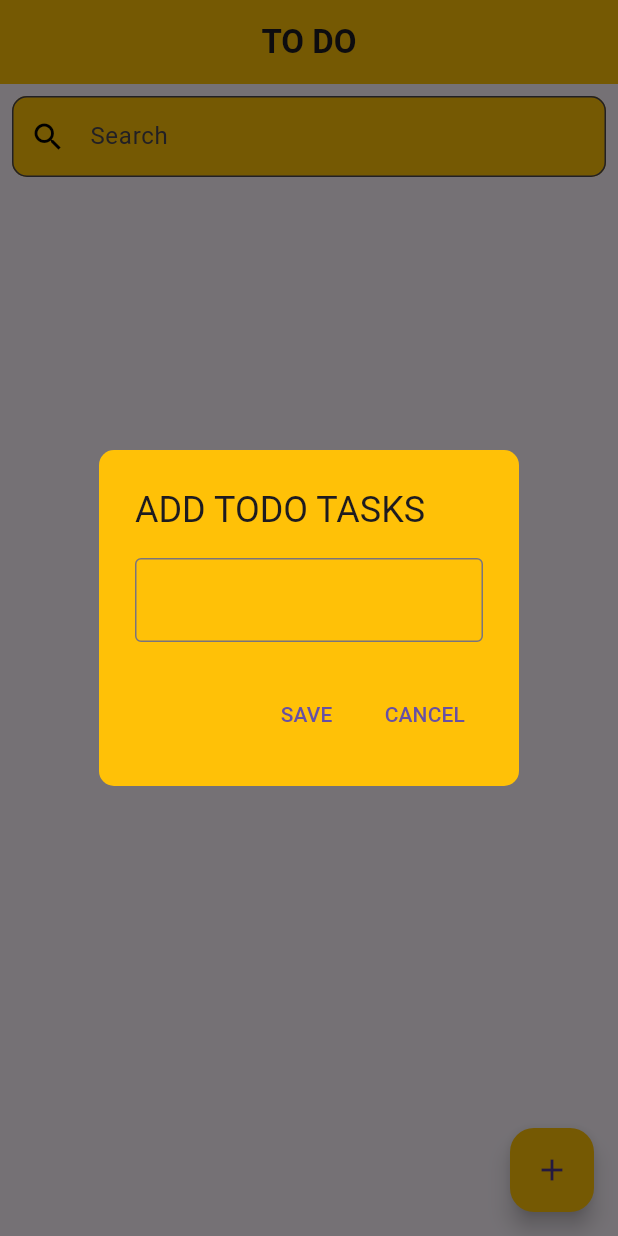
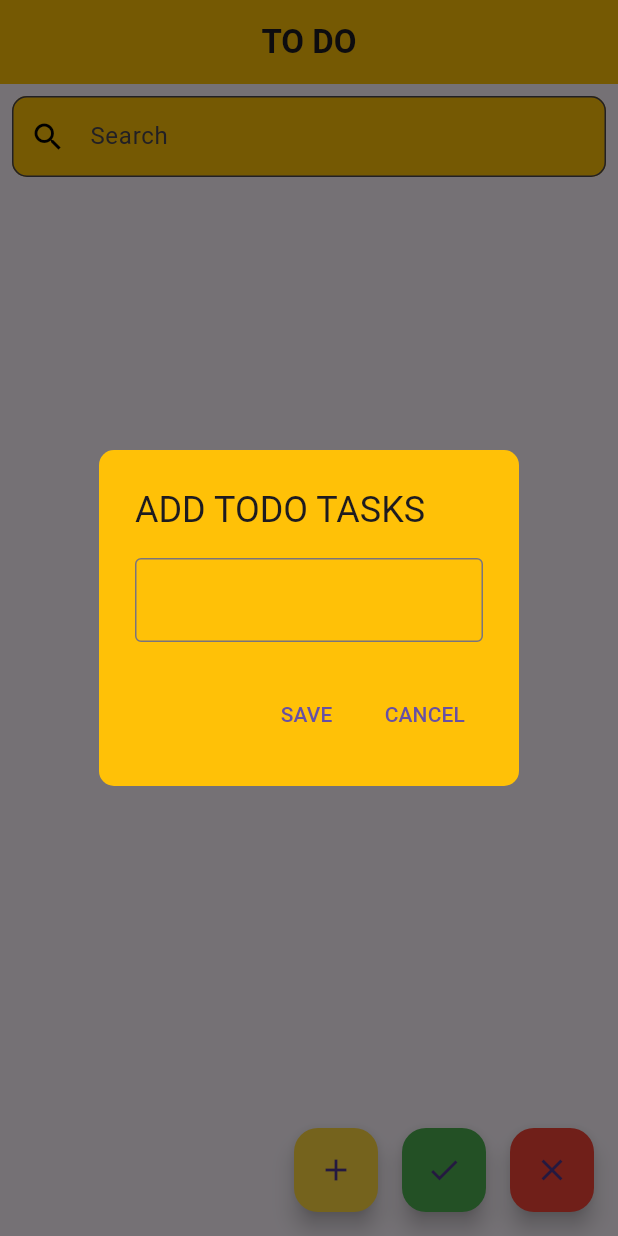
Before and after one commit to MINHAJ-E/ToDo_App_Hive, a Flutter app: the screen it shows after launch, after a tap on the "add" icon, on a phone screen of 412 x 824 dp. Run offline on Flutter 3.47's test engine with Material 3 defaults, Android fonts, the light colour scheme and no system bars; our stand-ins replace hive, hive_flutter; accounts and stored records are empty.

Commit message:
some changes

```diff
--- a/lib/todo_list.dart
+++ b/lib/todo_list.dart
@@ -1,15 +1,14 @@
 // ignore_for_file: prefer_const_constructors
-import 'dart:js_util';
-
-import 'package:flutter/foundation.dart';
 import 'package:flutter/material.dart';
-import 'package:hive_flutter/adapters.dart';
+import 'package:hive/hive.dart';
+import 'package:hive_flutter/hive_flutter.dart';
 import 'package:todo_hive/functions/db_functions.dart';
 import 'package:todo_hive/model/model.dart';
 import 'package:todo_hive/screen_checked.dart';
+import 'package:todo_hive/screen_unchecked.dart';
 
 class ToDoList extends StatefulWidget {
-  const  ToDoList({ Key? key,});
+  const ToDoList({Key? key}) : super(key: key);
 
   @override
   State<ToDoList> createState() => _ToDoListState();
@@ -17,35 +16,39 @@ class ToDoList extends StatefulWidget {
 
 class _ToDoListState extends State<ToDoList> {
   TextEditingController _taskController = TextEditingController();
-  bool ischecked=false;
-
   String _search = '';
   List<TodoModel> searchedlist = [];
 
   @override
   void initState() {
     super.initState();
-    searchedlist = todoListNotifier.value;
+
+    getAllTasks();
+    searchedlist=todoListNotifier.value;
+
   }
 
   void searchResult() {
     setState(() {
+
       searchedlist = todoListNotifier.value
-          .where((todoModel) =>
-              todoModel.task.toLowerCase().contains(_search.toLowerCase()))
+          .where((incomigModel) =>
+            incomigModel.task.toLowerCase().contains(_search.toLowerCase()))
           .toList();
     });
   }
+
   @override
   Widget build(BuildContext context) {
-    getAllTasks();
     return Scaffold(
       appBar: AppBar(
         backgroundColor: Colors.amber,
-        title: Align(
-        child: Center(
-        child: Text('TO DO',
-        style: TextStyle(fontWeight: FontWeight.bold),))),
+        title: Center(
+          child: Text(
+            'TO DO',
+            style: TextStyle(fontWeight: FontWeight.bold),
+          ),
+        ),
         shape: RoundedRectangleBorder(
           borderRadius: BorderRadius.vertical(bottom: Radius.circular(0)),
         ),
@@ -83,7 +86,8 @@ class _ToDoListState extends State<ToDoList> {
           Expanded(
             child: ValueListenableBuilder<List<TodoModel>>(
               valueListenable: todoListNotifier,
-    builder: (BuildContext context, List<TodoModel> todoList, Widget? child) {
+              builder: (BuildContext context, List<TodoModel> todoList,
+                   _) {
                 return ListView.builder(
                   itemCount: searchedlist.length,
                   itemBuilder: (context, index) {
@@ -113,17 +117,19 @@ class _ToDoListState extends State<ToDoList> {
                                 onPressed: () {
                                   deleteTask(index);
                                 },
-                      icon: const Icon(Icons.delete, color: Colors.red),
+                                icon:
+                                    const Icon(Icons.delete, color: Colors.red),
                               ),
+
+                              //xheck
                               leading: Checkbox(
                                 value: data.isDone,
                                 onChanged: (newvalue) {
-                        setState(() {
-
+                                  setState(() async{
                                     data.isDone = newvalue!;
-                         Hive.box<TodoModel>('student_db').put(index, data);
-
-
+                                    addCheck(index, data);
+                                  //  await Hive.box<TodoModel>('student_db')
+                                  //       .put(index, data);
                                   });
                                 },
                               ),
@@ -137,19 +143,55 @@ class _ToDoListState extends State<ToDoList> {
               },
             ),
           ),
-        ],),
-      floatingActionButton: FloatingActionButton(
+        ],
+      ),
+      floatingActionButton: Row(
+        mainAxisAlignment: MainAxisAlignment.end,
+        children: [
+          FloatingActionButton(
             onPressed: () {
               showDialog(
                 context: context,
                 builder: (context) => alert(context),
               );
             },
-        backgroundColor: Colors.amber,
+            backgroundColor: Colors.amberAccent,
             child: Icon(Icons.add),
+          ),
+          SizedBox(width: 16),
+          FloatingActionButton(
+            onPressed: () {
+              final checkedTaskss = searchedlist.where((taskss) => taskss.isDone).toList();
+              Navigator.push( context, MaterialPageRoute(
+                  builder: (context) =>
+                      CheckedTasksPage(checkedTasks: checkedTaskss),
+                ),
+              );
+            },
+            backgroundColor: Colors.green,
+            child: Icon(Icons.check),
+          ),
+          SizedBox(width: 16),
+          FloatingActionButton(
+            onPressed: () {
+              final uncheckedTaskss =
+                  searchedlist.where((task) => !task.isDone).toList();
+              Navigator.push(
+                context,
+                MaterialPageRoute(
+                  builder: (context) =>
+                      UncheckedTasksPage(uncheckedTasks: uncheckedTaskss),
+                ),
+              );
+            },
+            backgroundColor: Colors.red,
+            child: Icon(Icons.close),
+          ),
+        ],
       ),
     );
   }
+
   AlertDialog alert(BuildContext context) {
     return AlertDialog(
       title: Text('ADD TODO TASKS'),
@@ -163,6 +205,7 @@ class _ToDoListState extends State<ToDoList> {
         TextButton(
           onPressed: () {
             saved();
+            _taskController.text='';
             Navigator.of(context).pop();
           },
           child: Text('SAVE'),
@@ -187,7 +230,7 @@ class _ToDoListState extends State<ToDoList> {
     if (_task.isEmpty) {
       return;
     }
-    final toDo = TodoModel(task: _task,isDone:false);
+    final toDo = TodoModel(task: _task, isDone: false);
     await addtask(toDo);
   }
 }
```
Also changed, not shown: lib/functions/db_functions.dart (+6 -5 lines), lib/screen_checked.dart (added, +53 -0 lines), lib/screen_unchecked.dart (added, +52 -0 lines). Lines whose indentation alone changed are shown as unchanged.
